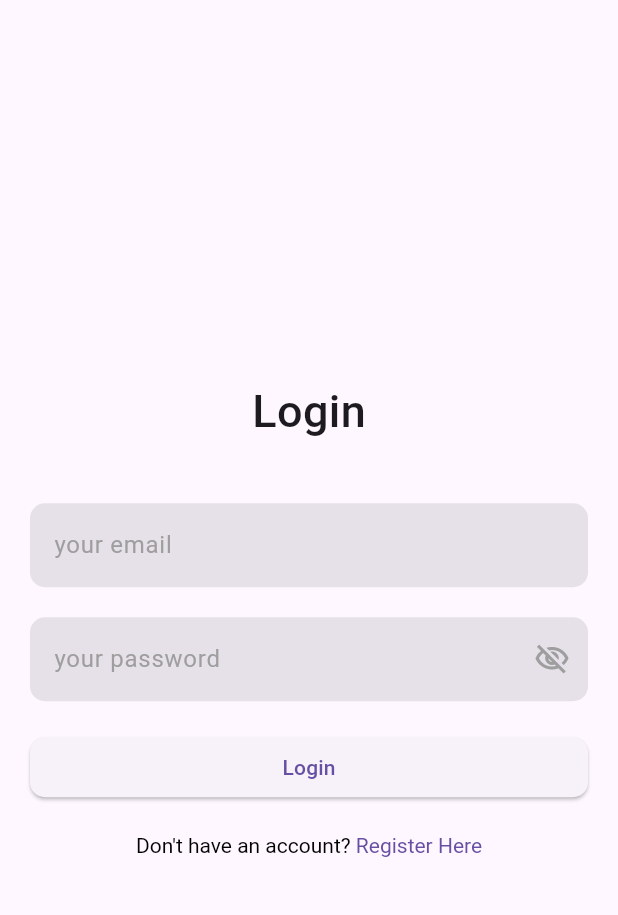
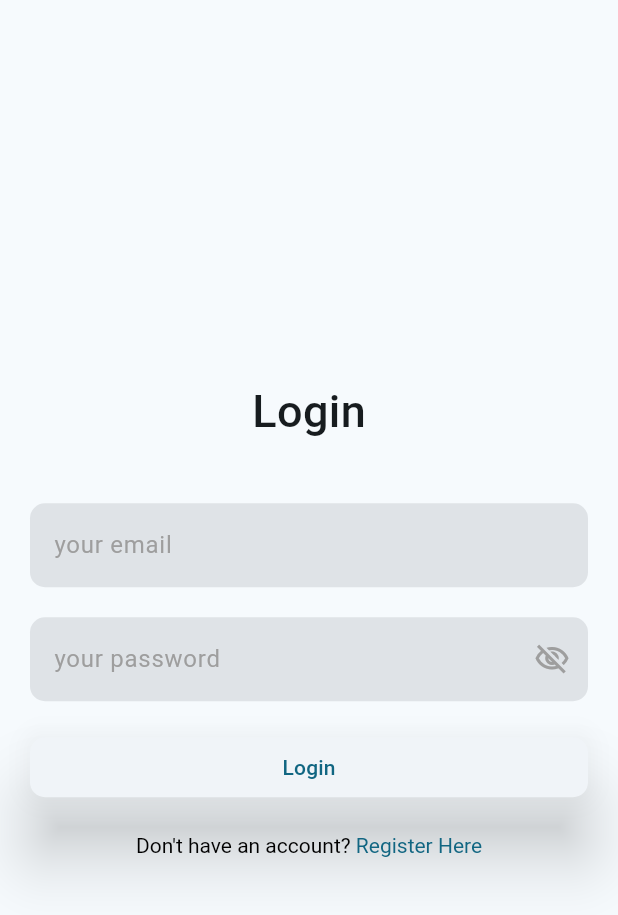
Before and after one commit to ikhsan34/flutter_weather, a Flutter app: the screen it shows after launch, after a tap on "Logout", on a phone screen of 412 x 824 dp. Shown: the top 915 px of the screen. Run offline on Flutter 3.47's test engine with Material 3 defaults, Android fonts, the phone set to English and light mode, and no system bars; our stand-ins replace get, location; network calls fail; statements that could not run were skipped.

Commit message:
initial styling

```diff
--- a/lib/main.dart
+++ b/lib/main.dart
@@ -12,6 +12,7 @@ class MyApp extends StatelessWidget {
   @override
   Widget build(BuildContext context) {
     return GetMaterialApp(
+      theme: ThemeData(colorSchemeSeed: Colors.blueGrey),
       initialRoute: AppRoutes.initial,
       getPages: AppRoutes.routes,
     );
--- a/lib/modules/home/home_page.dart
+++ b/lib/modules/home/home_page.dart
@@ -11,18 +11,106 @@ class HomePage extends GetView<HomeController> {
   @override
   Widget build(BuildContext context) {
     return Scaffold(
-        appBar: AppBar(
-          title: const Text('Home Page'),
-        ),
-        body: Column(
+      backgroundColor: const Color(0xFF3D808A),
+      body: SafeArea(
+        child: Column(
           children: [
-            FullWidthButton(
-              onPressed: () {
-                Get.offNamed(LoginPage.route);
-              },
-              label: 'Logout',
+            const Spacer(),
+            const Text(
+              'Kota Bandung',
+              style: TextStyle(
+                color: Colors.white,
+                fontSize: 28,
+                fontWeight: FontWeight.bold,
+              ),
+            ),
+            const Text(
+              'Humidity: 80%',
+              style: TextStyle(
+                color: Colors.white70,
+                fontSize: 16,
+              ),
+            ),
+            const SizedBox(height: 20),
+            Stack(
+              alignment: Alignment.topCenter,
+              children: [
+                ShaderMask(
+                  shaderCallback: (Rect bounds) {
+                    return const LinearGradient(
+                      colors: [Colors.white, Color(0xFF3D808A)],
+                      begin: Alignment.topCenter,
+                      end: Alignment.bottomCenter,
+                    ).createShader(bounds);
+                  },
+                  blendMode: BlendMode.srcIn,
+                  child: const Text(
+                    '30°',
+                    style: TextStyle(
+                      color: Colors.white,
+                      fontSize: 62,
+                    ),
+                  ),
+                ),
+                const Image(image: NetworkImage('https://openweathermap.org/img/wn/10d@4x.png')),
+              ],
+            ),
+            const SizedBox(height: 50),
+            SizedBox(
+              height: 180,
+              child: SingleChildScrollView(
+                scrollDirection: Axis.horizontal,
+                child: Padding(
+                  padding: const EdgeInsets.symmetric(horizontal: 20),
+                  child: GridView.builder(
+                    physics: const NeverScrollableScrollPhysics(),
+                    shrinkWrap: true,
+                    scrollDirection: Axis.horizontal,
+                    itemCount: 10,
+                    gridDelegate: const SliverGridDelegateWithFixedCrossAxisCount(
+                      crossAxisCount: 1,
+                      mainAxisSpacing: 20,
+                      childAspectRatio: 2 / 1,
+                    ),
+                    itemBuilder: (context, index) {
+                      return const Column(
+                        children: [
+                          Image(
+                            image: NetworkImage('https://openweathermap.org/img/wn/10d@2x.png'),
+                          ),
+                          Text(
+                            '2:00 AM',
+                            style: TextStyle(
+                              color: Colors.white70,
+                            ),
+                          ),
+                          Text(
+                            '32°C',
+                            style: TextStyle(
+                              color: Colors.white,
+                              fontSize: 18,
+                            ),
+                          ),
+                        ],
+                      );
+                    },
+                  ),
+                ),
+              ),
+            ),
+            const Spacer(),
+            Padding(
+              padding: const EdgeInsets.symmetric(horizontal: 40),
+              child: FullWidthButton(
+                onPressed: () {
+                  Get.offNamed(LoginPage.route);
+                },
+                label: 'Logout',
+              ),
             )
           ],
-        ));
+        ),
+      ),
+    );
   }
 }
--- a/lib/widgets/full_width_button.dart
+++ b/lib/widgets/full_width_button.dart
@@ -19,6 +19,7 @@ class FullWidthButton extends StatelessWidget {
       child: ElevatedButton(
         onPressed: onPressed,
         style: ButtonStyle(
+          elevation: const MaterialStatePropertyAll(20),
           foregroundColor: MaterialStatePropertyAll(color),
           maximumSize: const MaterialStatePropertyAll(Size.fromHeight(40)),
           shape: MaterialStatePropertyAll(
--- a/pubspec.yaml
+++ b/pubspec.yaml
@@ -62,9 +62,8 @@ flutter:
   uses-material-design: true
 
   # To add assets to your application, add an assets section, like this:
-  # assets:
-  #   - images/a_dot_burr.jpeg
-  #   - images/a_dot_ham.jpeg
+  assets:
+    - assets/weathers/
 
   # An image asset can refer to one or more resolution-specific "variants", see
   # https://flutter.dev/assets-and-images/#resolution-aware
```
